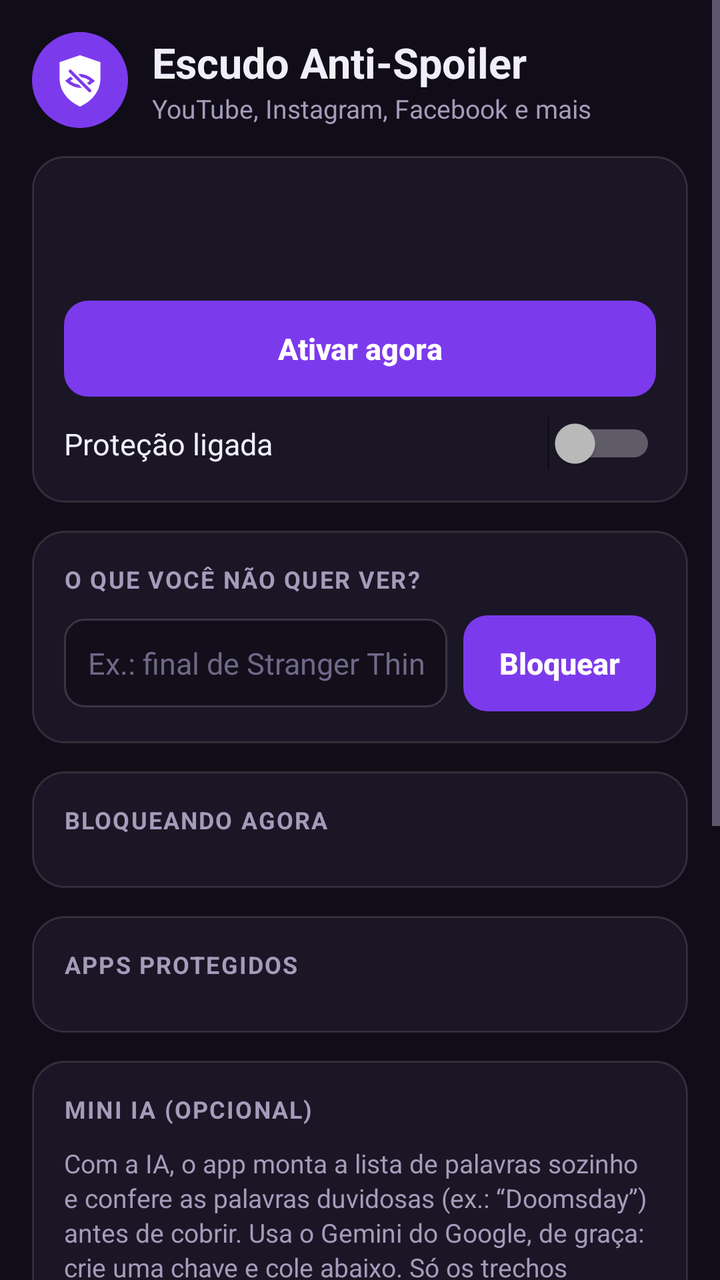
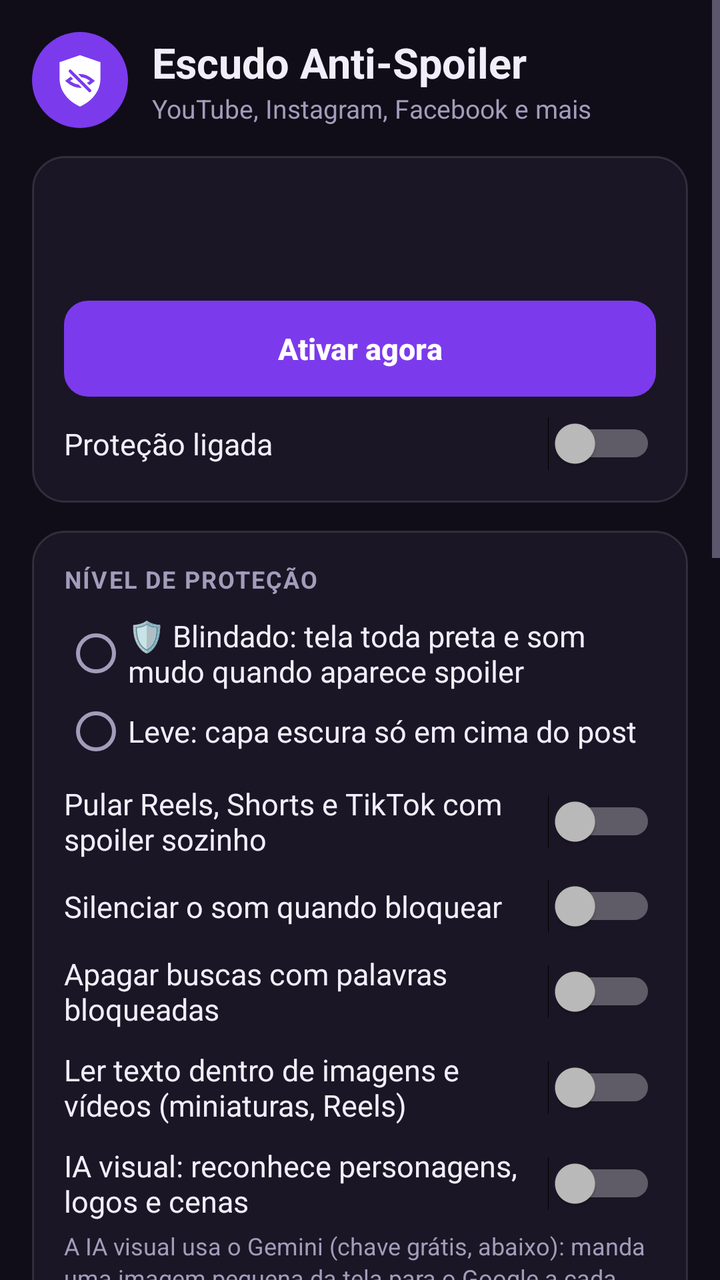

An Android layout rendered at two revisions. The XML below is the earlier revision; the diff shows what the commit changed to produce the second picture.
<!-- AndroidManifest.xml: application theme AppTheme -->
<!-- res/layout/activity_main.xml -->
<?xml version="1.0" encoding="utf-8"?>
<ScrollView xmlns:android="http://schemas.android.com/apk/res/android"
    android:layout_width="match_parent"
    android:layout_height="match_parent"
    android:background="@color/bg"
    android:fillViewport="true"
    android:fitsSystemWindows="true">

    <LinearLayout
        android:layout_width="match_parent"
        android:layout_height="wrap_content"
        android:orientation="vertical"
        android:padding="16dp">

        
        <LinearLayout
            android:layout_width="match_parent"
            android:layout_height="wrap_content"
            android:gravity="center_vertical"
            android:orientation="horizontal">

            <ImageView
                android:layout_width="48dp"
                android:layout_height="48dp"
                android:background="@drawable/icon_round"
                android:contentDescription="@null"
                android:src="@drawable/ic_launcher_fg" />

            <LinearLayout
                android:layout_width="0dp"
                android:layout_height="wrap_content"
                android:layout_marginStart="12dp"
                android:layout_weight="1"
                android:orientation="vertical">

                <TextView
                    android:layout_width="wrap_content"
                    android:layout_height="wrap_content"
                    android:text="@string/app_name"
                    android:textColor="@color/text"
                    android:textSize="21sp"
                    android:textStyle="bold" />

                <TextView
                    android:layout_width="wrap_content"
                    android:layout_height="wrap_content"
                    android:text="YouTube, Instagram, Facebook e mais"
                    android:textColor="@color/muted"
                    android:textSize="13sp" />
            </LinearLayout>
        </LinearLayout>

        
        <LinearLayout style="@style/Card">

            <TextView
                android:id="@+id/statusText"
                android:layout_width="wrap_content"
                android:layout_height="wrap_content"
                android:textSize="17sp"
                android:textStyle="bold" />

            <TextView
                android:id="@+id/statusHelp"
                style="@style/Muted"
                android:layout_marginTop="4dp" />

            <Button
                android:id="@+id/activateBtn"
                style="@style/BtnPrimary"
                android:layout_marginTop="12dp"
                android:text="Ativar agora" />

            <Switch
                android:id="@+id/masterSwitch"
                android:layout_width="match_parent"
                android:layout_height="wrap_content"
                android:layout_marginTop="10dp"
                android:text="Proteção ligada"
                android:textColor="@color/text"
                android:textSize="15sp" />
        </LinearLayout>

        
        <LinearLayout style="@style/Card">

            <TextView
                style="@style/CardTitle"
                android:text="O QUE VOCÊ NÃO QUER VER?" />

            <LinearLayout
                android:layout_width="match_parent"
                android:layout_height="wrap_content"
                android:gravity="center_vertical"
                android:orientation="horizontal">

                <EditText
                    android:id="@+id/addText"
                    android:layout_width="0dp"
                    android:layout_height="wrap_content"
                    android:layout_weight="1"
                    android:background="@drawable/input"
                    android:hint="Ex.: final de Stranger Things, BBB…"
                    android:imeOptions="actionDone"
                    android:inputType="text"
                    android:maxLength="200"
                    android:padding="12dp"
                    android:textColor="@color/text"
                    android:textColorHint="@color/hint"
                    android:textSize="15sp" />

                <Button
                    android:id="@+id/addBtn"
                    style="@style/BtnPrimary"
                    android:layout_width="wrap_content"
                    android:layout_marginStart="8dp"
                    android:text="Bloquear" />
            </LinearLayout>

            <TextView
                android:id="@+id/addResult"
                style="@style/Muted"
                android:layout_marginTop="8dp"
                android:visibility="gone" />
        </LinearLayout>

        
        <LinearLayout style="@style/Card">

            <TextView
                style="@style/CardTitle"
                android:text="BLOQUEANDO AGORA" />

            <LinearLayout
                android:id="@+id/topicsList"
                android:layout_width="match_parent"
                android:layout_height="wrap_content"
                android:orientation="vertical" />
        </LinearLayout>

        
        <LinearLayout style="@style/Card">

            <TextView
                style="@style/CardTitle"
                android:text="APPS PROTEGIDOS" />

            <LinearLayout
                android:id="@+id/appsList"
                android:layout_width="match_parent"
                android:layout_height="wrap_content"
                android:orientation="vertical" />
        </LinearLayout>

        
        <LinearLayout style="@style/Card">

            <TextView
                style="@style/CardTitle"
                android:text="MINI IA (OPCIONAL)" />

            <TextView
                style="@style/Muted"
                android:text="Com a IA, o app monta a lista de palavras sozinho e confere as palavras duvidosas (ex.: “Doomsday”) antes de cobrir. Usa o Gemini do Google, de graça: crie uma chave e cole abaixo. Só os trechos duvidosos são enviados para conferir." />

            <TextView
                android:id="@+id/keyLink"
                android:layout_width="wrap_content"
                android:layout_height="wrap_content"
                android:paddingTop="8dp"
                android:paddingBottom="8dp"
                android:text="→ Pegar chave grátis (aistudio.google.com/apikey)"
                android:textColor="@color/accent_light"
                android:textSize="14sp"
                android:textStyle="bold" />

            <EditText
                android:id="@+id/geminiKey"
                android:layout_width="match_parent"
                android:layout_height="wrap_content"
                android:background="@drawable/input"
                android:hint="Cole a chave aqui (começa com AIza…)"
                android:inputType="textPassword"
                android:padding="12dp"
                android:singleLine="true"
                android:textColor="@color/text"
                android:textColorHint="@color/hint"
                android:textSize="14sp" />

            <Switch
                android:id="@+id/verifySwitch"
                android:layout_width="match_parent"
                android:layout_height="wrap_content"
                android:layout_marginTop="10dp"
                android:text="A IA confere as palavras duvidosas"
                android:textColor="@color/text"
                android:textSize="15sp" />

            <Switch
                android:id="@+id/blockAmbSwitch"
                android:layout_width="match_parent"
                android:layout_height="wrap_content"
                android:layout_marginTop="8dp"
                android:text="Sem IA, cobrir também as palavras duvidosas"
                android:textColor="@color/text"
                android:textSize="15sp" />

            <Button
                android:id="@+id/testAiBtn"
                style="@style/BtnGhost"
                android:layout_marginTop="10dp"
                android:text="Testar a IA" />

            <TextView
                android:id="@+id/testAiResult"
                style="@style/Muted"
                android:layout_marginTop="6dp"
                android:visibility="gone" />
        </LinearLayout>

        <TextView
            style="@style/Muted"
            android:layout_marginTop="16dp"
            android:gravity="center"
            android:text="O Escudo só lê a tela dos apps marcados, para achar spoilers. Nada sai do seu celular (a não ser os trechos duvidosos, se você ligar a IA)."
            android:textSize="12sp" />
    </LinearLayout>
</ScrollView>
<!-- resources referenced by this layout -->
<resources>
  <color name="accent_light">#FFA78BFA</color>
  <color name="bg">#FF100D18</color>
  <color name="hint">#FF6F6887</color>
  <color name="muted">#FFA39CBA</color>
  <color name="text">#FFF1EEFB</color>
  <!-- drawable icon_round (drawable) -->
  <?xml version="1.0" encoding="utf-8"?>
  <shape xmlns:android="http://schemas.android.com/apk/res/android" android:shape="oval">
      <solid android:color="@color/icon_bg" />
  </shape>
  <!-- drawable input (drawable) -->
  <?xml version="1.0" encoding="utf-8"?>
  <shape xmlns:android="http://schemas.android.com/apk/res/android" android:shape="rectangle">
      <solid android:color="#FF120F1B" />
      <corners android:radius="10dp" />
      <stroke android:width="1dp" android:color="#26FFFFFF" />
  </shape>
  <string name="app_name">Escudo Anti-Spoiler</string>
  <style name="BtnGhost" parent="BtnPrimary">
          <item name="android:background">@drawable/btn_ghost</item>
          <item name="android:textColor">@color/text</item>
      </style>
  <style name="Card">
          <item name="android:layout_width">match_parent</item>
          <item name="android:layout_height">wrap_content</item>
          <item name="android:layout_marginTop">14dp</item>
          <item name="android:orientation">vertical</item>
          <item name="android:padding">16dp</item>
          <item name="android:background">@drawable/card</item>
      </style>
  <style name="CardTitle">
          <item name="android:layout_width">wrap_content</item>
          <item name="android:layout_height">wrap_content</item>
          <item name="android:layout_marginBottom">10dp</item>
          <item name="android:textColor">@color/muted</item>
          <item name="android:textSize">12sp</item>
          <item name="android:textStyle">bold</item>
          <item name="android:letterSpacing">0.06</item>
      </style>
  <style name="Muted">
          <item name="android:layout_width">match_parent</item>
          <item name="android:layout_height">wrap_content</item>
          <item name="android:textColor">@color/muted</item>
          <item name="android:textSize">13sp</item>
          <item name="android:lineSpacingExtra">2dp</item>
      </style>
  <style name="AppTheme" parent="android:Theme.Material.NoActionBar">
          <item name="android:colorPrimary">@color/accent</item>
          <item name="android:colorPrimaryDark">@color/bg</item>
          <item name="android:colorAccent">@color/accent_light</item>
          <item name="android:windowBackground">@color/bg</item>
          <item name="android:statusBarColor">@color/bg</item>
          <item name="android:navigationBarColor">@color/bg</item>
          <item name="android:textColorPrimary">@color/text</item>
          <item name="android:textColorSecondary">@color/muted</item>
      </style>
  <color name="icon_bg">#FF7C3AED</color>
  <!-- drawable btn_ghost (drawable) -->
  <?xml version="1.0" encoding="utf-8"?>
  <ripple xmlns:android="http://schemas.android.com/apk/res/android" android:color="#22FFFFFF">
      <item>
          <shape android:shape="rectangle">
              <solid android:color="#00000000" />
              <corners android:radius="12dp" />
              <stroke android:width="1dp" android:color="#3DFFFFFF" />
          </shape>
      </item>
  </ripple>
  <!-- drawable card (drawable) -->
  <?xml version="1.0" encoding="utf-8"?>
  <shape xmlns:android="http://schemas.android.com/apk/res/android" android:shape="rectangle">
      <solid android:color="@color/card" />
      <corners android:radius="16dp" />
      <stroke android:width="1dp" android:color="#1FFFFFFF" />
  </shape>
  <color name="accent">#FF7C3AED</color>
  <color name="card">#FF1A1625</color>
  <!-- unchanged entries left out for length: 3 -->
</resources>

<!-- the commit's change to res/layout/activity_main.xml (unified diff, before → after) -->
@@ -79,6 +79,70 @@
                 android:text="Proteção ligada"
                 android:textColor="@color/text"
                 android:textSize="15sp" />
+        </LinearLayout>
+
+
+        
+        <LinearLayout style="@style/Card">
+
+            <TextView
+                style="@style/CardTitle"
+                android:text="NÍVEL DE PROTEÇÃO" />
+
+            <RadioGroup
+                android:layout_width="match_parent"
+                android:layout_height="wrap_content"
+                android:orientation="vertical">
+
+                <RadioButton
+                    android:id="@+id/modeBlindado"
+                    android:layout_width="match_parent"
+                    android:layout_height="wrap_content"
+                    android:text="🛡️ Blindado: tela toda preta e som mudo quando aparece spoiler"
+                    android:textColor="@color/text"
+                    android:textSize="15sp" />
+
+                <RadioButton
+                    android:id="@+id/modePost"
+                    android:layout_width="match_parent"
+                    android:layout_height="wrap_content"
+                    android:layout_marginTop="4dp"
+                    android:text="Leve: capa escura só em cima do post"
+                    android:textColor="@color/text"
+                    android:textSize="15sp" />
+            </RadioGroup>
+
+            <Switch
+                android:id="@+id/skipSwitch"
+                style="@style/FlagSwitch"
+                android:text="Pular Reels, Shorts e TikTok com spoiler sozinho" />
+
+            <Switch
+                android:id="@+id/muteSwitch"
+                style="@style/FlagSwitch"
+                android:text="Silenciar o som quando bloquear" />
+
+            <Switch
+                android:id="@+id/searchSwitch"
+                style="@style/FlagSwitch"
+                android:text="Apagar buscas com palavras bloqueadas" />
+
+            <Switch
+                android:id="@+id/ocrSwitch"
+                style="@style/FlagSwitch"
+                android:text="Ler texto dentro de imagens e vídeos (miniaturas, Reels)" />
+
+            <Switch
+                android:id="@+id/visionSwitch"
+                style="@style/FlagSwitch"
+                android:text="IA visual: reconhece personagens, logos e cenas" />
+
+            <TextView
+                android:id="@+id/visionHelp"
+                style="@style/Muted"
+                android:layout_marginTop="4dp"
+                android:text="A IA visual usa o Gemini (chave grátis, abaixo): manda uma imagem pequena da tela para o Google a cada ~4 segundos enquanto você usa YouTube, Instagram, Facebook, TikTok, X, Threads, Reddit ou Kwai. Nunca no WhatsApp, Telegram, Discord ou Chrome. A leitura de texto nas imagens é feita no próprio celular."
+                android:textSize="12sp" />
         </LinearLayout>
 
         
<!-- resource entries referenced after the edit -->
@@ -38,6 +38,13 @@
           <item name="android:textSize">12sp</item>
           <item name="android:textStyle">bold</item>
           <item name="android:letterSpacing">0.06</item>
+      </style>
+  <style name="FlagSwitch">
+          <item name="android:layout_width">match_parent</item>
+          <item name="android:layout_height">wrap_content</item>
+          <item name="android:layout_marginTop">10dp</item>
+          <item name="android:textColor">@color/text</item>
+          <item name="android:textSize">15sp</item>
       </style>
   <style name="Muted">
           <item name="android:layout_width">match_parent</item>
